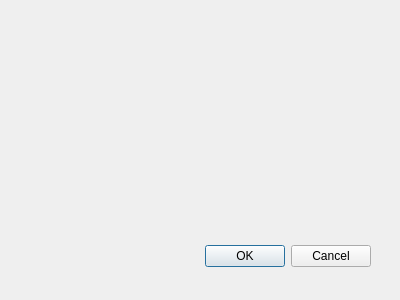
Old version of the form q_landslide_dam_dialog_base.ui in the repository pierluigiderosa/Q-LandslideDam.
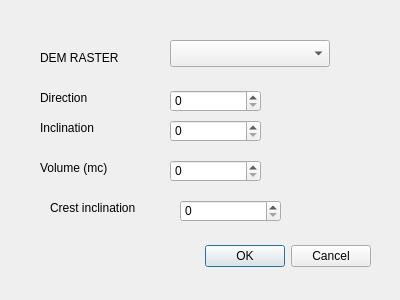
New version of the form. Custom widgets are drawn as their Qt base class.

Commit message: function for plane definition and 2 angles for crest and side

Patch:
```diff
--- a/q_landslide_dam_dialog_base.ui
+++ b/q_landslide_dam_dialog_base.ui
@@ -28,7 +28,138 @@
     <set>QDialogButtonBox::Cancel|QDialogButtonBox::Ok</set>
    </property>
   </widget>
+  <widget class="QgsMapLayerComboBox" name="DEM_raster_ComboBox">
+   <property name="geometry">
+    <rect>
+     <x>170</x>
+     <y>40</y>
+     <width>160</width>
+     <height>27</height>
+    </rect>
+   </property>
+  </widget>
+  <widget class="QLabel" name="label">
+   <property name="geometry">
+    <rect>
+     <x>40</x>
+     <y>50</y>
+     <width>111</width>
+     <height>16</height>
+    </rect>
+   </property>
+   <property name="text">
+    <string>DEM RASTER</string>
+   </property>
+  </widget>
+  <widget class="QLabel" name="label_2">
+   <property name="geometry">
+    <rect>
+     <x>40</x>
+     <y>90</y>
+     <width>121</width>
+     <height>16</height>
+    </rect>
+   </property>
+   <property name="text">
+    <string>Direction</string>
+   </property>
+  </widget>
+  <widget class="QLabel" name="label_3">
+   <property name="geometry">
+    <rect>
+     <x>40</x>
+     <y>120</y>
+     <width>121</width>
+     <height>16</height>
+    </rect>
+   </property>
+   <property name="text">
+    <string>Inclination</string>
+   </property>
+  </widget>
+  <widget class="QSpinBox" name="DirectionBox">
+   <property name="geometry">
+    <rect>
+     <x>170</x>
+     <y>90</y>
+     <width>91</width>
+     <height>22</height>
+    </rect>
+   </property>
+   <property name="maximum">
+    <number>360</number>
+   </property>
+  </widget>
+  <widget class="QSpinBox" name="InclinationBox">
+   <property name="geometry">
+    <rect>
+     <x>170</x>
+     <y>120</y>
+     <width>91</width>
+     <height>22</height>
+    </rect>
+   </property>
+   <property name="maximum">
+    <number>90</number>
+   </property>
+  </widget>
+  <widget class="QLabel" name="label_4">
+   <property name="geometry">
+    <rect>
+     <x>40</x>
+     <y>160</y>
+     <width>81</width>
+     <height>16</height>
+    </rect>
+   </property>
+   <property name="text">
+    <string>Volume (mc)</string>
+   </property>
+  </widget>
+  <widget class="QSpinBox" name="VolumeBox">
+   <property name="geometry">
+    <rect>
+     <x>170</x>
+     <y>160</y>
+     <width>91</width>
+     <height>22</height>
+    </rect>
+   </property>
+   <property name="maximum">
+    <number>99999999</number>
+   </property>
+  </widget>
+  <widget class="QLabel" name="label_5">
+   <property name="geometry">
+    <rect>
+     <x>50</x>
+     <y>200</y>
+     <width>101</width>
+     <height>16</height>
+    </rect>
+   </property>
+   <property name="text">
+    <string>Crest inclination</string>
+   </property>
+  </widget>
+  <widget class="QSpinBox" name="CrestSlopeBox">
+   <property name="geometry">
+    <rect>
+     <x>180</x>
+     <y>200</y>
+     <width>101</width>
+     <height>22</height>
+    </rect>
+   </property>
+  </widget>
  </widget>
+ <customwidgets>
+  <customwidget>
+   <class>QgsMapLayerComboBox</class>
+   <extends>QComboBox</extends>
+   <header>qgsmaplayercombobox.h</header>
+  </customwidget>
+ </customwidgets>
  <resources/>
  <connections>
   <connection>
```
Left out of the diff: 41 changed lines with no effect on the pictures. The commit also changes 1 other file.
